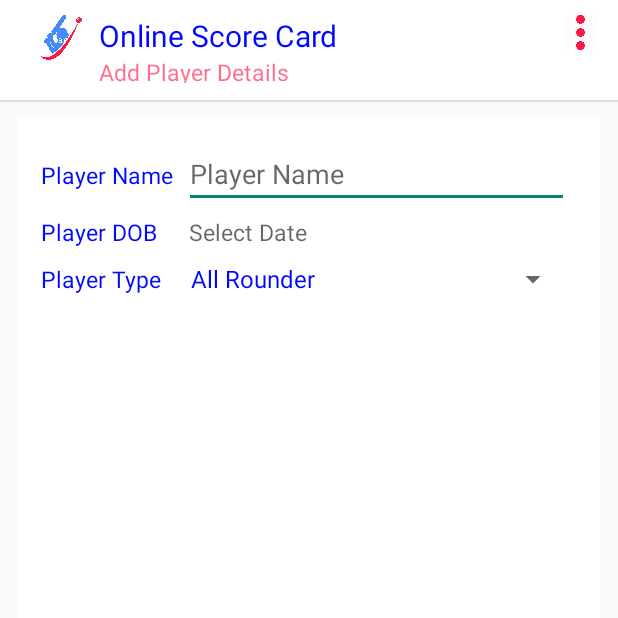
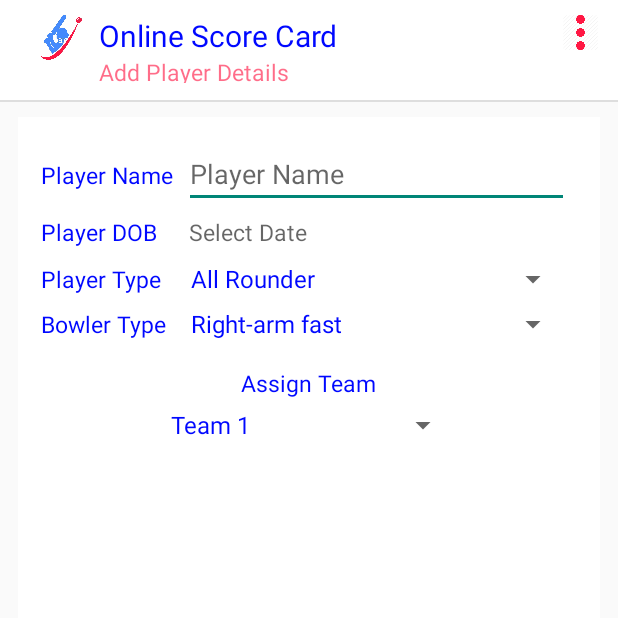
Before and after one commit to SMAliFarazBukhari/OnlineCrickerScore, an Android app: the screen it shows after launch (AddPlayerDetail), on a phone screen of 412 x 824 dp, the top half of it. Run offline under Robolectric (Android 15) with nearby library versions, the phone set to English and light mode, and no system bars.

Commit message:
Created App Player activity, there is SOme Problem In Spinnner

```diff
--- a/app/src/main/java/io/gitub/afb/onlinecrickerscore/AddPlayerDetail.java
+++ b/app/src/main/java/io/gitub/afb/onlinecrickerscore/AddPlayerDetail.java
@@ -25,7 +25,7 @@ public class AddPlayerDetail extends Activity {
     private ImageView menuImage;
     private TextView DateTv;
     private Spinner PlayerTypeSp,BowlerTypeSp;
-    private String SelectedItem;
+    private String SelectedPlayerType;
 
 
     private String PlayerDOB;
@@ -41,29 +41,26 @@ public class AddPlayerDetail extends Activity {
         LL4.setVisibility(View.INVISIBLE);
 
 
-        //Bowler Spinner Stuff
+        //Player & Bowler Spinner Stuff
         PlayerTypeSp=findViewById(R.id.PlayerTypeSpinner);
         BowlerTypeSp=findViewById(R.id.BowlerTypeSpinner);
 
-       // String SelectedItem =PlayerTypeSp.getSelectedItem().toString();
-       // Toast.makeText(AddPlayerDetail.this,SelectedItem,Toast.LENGTH_SHORT).show();
 
-//        if(SelectedItem=="All Rounder"|| SelectedItem=="Bowler")
-//        {
-//            Toast.makeText(AddPlayerDetail.this,SelectedItem,Toast.LENGTH_SHORT).show();
-//            LL4.setVisibility(View.VISIBLE);
-//        }
+
 
        PlayerTypeSp.setOnItemSelectedListener(new AdapterView.OnItemSelectedListener() {
            @Override
            public void onItemSelected(AdapterView<?> parent, View view, int position, long id) {
 
-               SelectedItem=parent.getItemAtPosition(position).toString().trim();
+               SelectedPlayerType=parent.getItemAtPosition(position).toString().trim();
 
-               if(SelectedItem=="All Rounder")
+               if(SelectedPlayerType.equals("All Rounder")||SelectedPlayerType.equals("Bowler"))
                {
-                   Toast.makeText(AddPlayerDetail.this,SelectedItem,Toast.LENGTH_SHORT).show();
+                   Toast.makeText(AddPlayerDetail.this,SelectedPlayerType,Toast.LENGTH_SHORT).show();
                    LL4.setVisibility(View.VISIBLE);
+               }
+               else{
+                   LL4.setVisibility(View.INVISIBLE);
                }
               // Toast.makeText(AddPlayerDetail.this,SelectedItem,Toast.LENGTH_SHORT).show();
 
--- a/app/src/main/res/layout/activity_add_player_detail.xml
+++ b/app/src/main/res/layout/activity_add_player_detail.xml
@@ -174,6 +174,7 @@
                 android:orientation="horizontal"
                 android:layout_marginLeft="15dp"
                 android:layout_marginRight="15dp"
+                android:layout_marginBottom="5dp"
                 android:layout_below="@id/LL2"
 
                 >
@@ -221,6 +222,28 @@
                     />
             </LinearLayout>
 
+           <TextView
+               android:layout_width="wrap_content"
+               android:layout_height="wrap_content"
+               android:id="@+id/AssignTeamTv"
+               android:layout_marginTop="16dp"
+               android:layout_centerInParent="true"
+               android:layout_below="@id/LL4"
+               android:textSize="15sp"
+               android:text="Assign Team"
+               />
+            <Spinner
+                android:layout_width="200dp"
+                android:layout_height="wrap_content"
+                android:id="@+id/AssignTeamSpinner"
+                android:layout_marginTop="5dp"
+                android:entries="@array/AssignTeams"
+                android:layout_below="@id/AssignTeamTv"
+                android:layout_centerInParent="true"
+                />
+
+
+
 
 
 
--- a/app/src/main/res/values/strings.xml
+++ b/app/src/main/res/values/strings.xml
@@ -26,4 +26,10 @@
 
 
     </string-array>
+
+    <string-array name="AssignTeams">
+        <item>Team 1</item>
+        <item>Team 2</item>
+        <item>Team 3</item>
+    </string-array>
 </resources>
```
